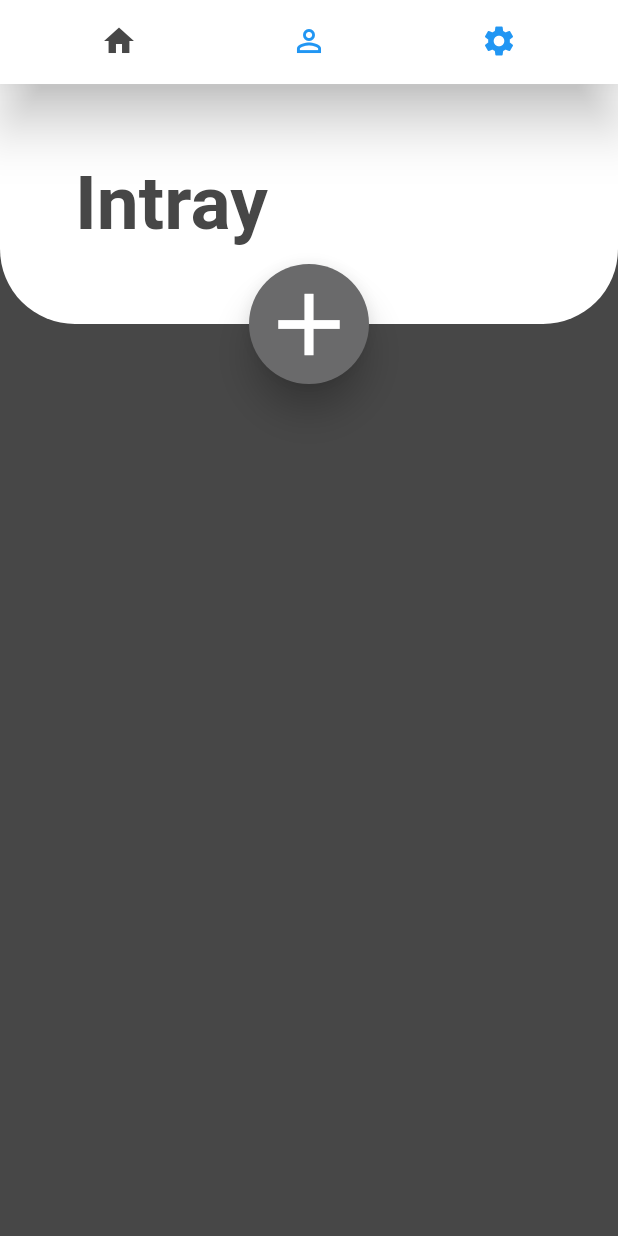
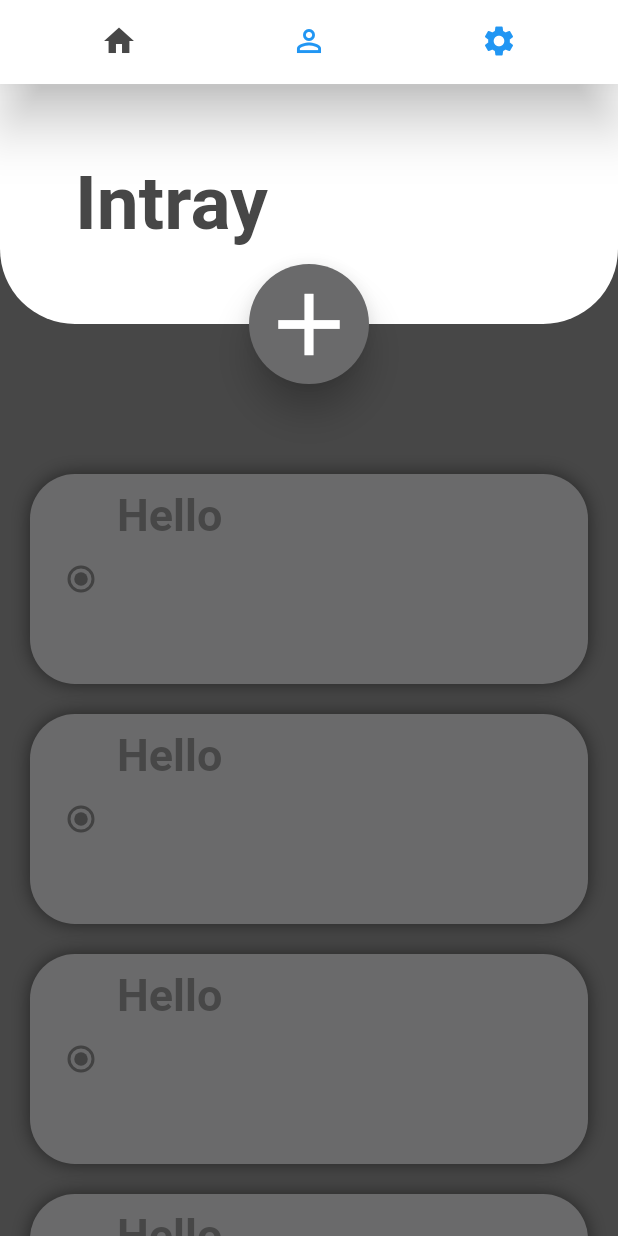
Before and after one commit to JoaoPedroVisconti/ToDoApp, a Flutter app: the screen it shows after launch, on a phone screen of 412 x 824 dp. Run offline on Flutter 3.47's test engine with Material 2 defaults, Android fonts, the phone set to English and light mode, and no system bars; Roboto replaces fonts that are missing (Comic Sans MS, ComicSansMS).

```diff
--- /dev/null
+++ b/App/todoapp/lib/UI/Intray/intray_page.dart
@@ -0,0 +1,30 @@
+import 'package:flutter/material.dart';
+import 'package:todoapp/models/global.dart';
+import 'package:todoapp/models/widget/intray_todo_widget.dart';
+
+class IntrayPage extends StatefulWidget {
+  @override
+  _IntrayPageState createState() => _IntrayPageState();
+}
+
+class _IntrayPageState extends State<IntrayPage> {
+
+  @override
+  Widget build(BuildContext context) {
+    return Container(
+      color: darkGreyColor,
+      child: ListView(
+        padding: EdgeInsets.only(top: 260),
+        children: getList(),
+      ),
+    );
+  }
+
+  List<Widget> getList(){
+    List<IntrayTodo> list = [];
+    for (int i = 0; i < 10; i++){
+      list.add(IntrayTodo(title: "Hello"));
+    }
+    return list;
+  }
+}
--- a/App/todoapp/lib/main.dart
+++ b/App/todoapp/lib/main.dart
@@ -1,5 +1,6 @@
 import 'package:flutter/material.dart';
-import 'models/global.dart';
+import 'package:todoapp/UI/Intray/intray_page.dart';
+import 'package:todoapp/models/global.dart';
 
 void main() => runApp(MyApp());
 
@@ -41,9 +42,7 @@ class _MyHomePageState extends State<MyHomePage> {
                 children:<Widget>[
                   TabBarView(
                     children: [
-                      new Container(
-                        color: darkGreyColor,
-                      ),
+                        IntrayPage(),
                       new Container(
                         color: Colors.lightGreen,
                       ),
@@ -76,7 +75,9 @@ class _MyHomePageState extends State<MyHomePage> {
                     margin: EdgeInsets.only(top: 120, left: MediaQuery.of(context).size.width*0.5 - 40),
                     child: FloatingActionButton(
                       elevation: 10,
-                      child: Icon(Icons.add, size: 70,),
+                      child: Icon(
+                        Icons.add, size: 70,
+                        ),
                       backgroundColor: lightGreyColor,
                       onPressed: () {},
                     ),
@@ -93,8 +94,9 @@ class _MyHomePageState extends State<MyHomePage> {
                     Tab(
                       icon: new Icon(Icons.perm_identity),
                     ),
-                    Tab(icon: new Icon(Icons.settings)
-                    ,)
+                    Tab(
+                      icon: new Icon(Icons.settings),
+                    ),
                   ],
                   labelColor: darkGreyColor,
                   unselectedLabelColor: Colors.blue,
--- a/App/todoapp/lib/models/global.dart
+++ b/App/todoapp/lib/models/global.dart
@@ -3,4 +3,16 @@ import 'package:flutter/material.dart';
 Color darkGreyColor = new Color(0xFF474747);
 Color lightGreyColor = new Color(0xFF6A6A6B);
 
-TextStyle intrayTitleStyle = new TextStyle(fontFamily: 'Comic Sans MS', fontWeight: FontWeight.bold, color: darkGreyColor, fontSize: 50);
+TextStyle intrayTitleStyle = new TextStyle(
+  fontFamily: 'Comic Sans MS',
+  fontWeight: FontWeight.bold,
+  color: darkGreyColor,
+  fontSize: 50
+);
+
+TextStyle darkTodoTitle = new TextStyle(
+  fontFamily: 'ComicSansMS',
+  fontWeight: FontWeight.bold,
+  color: darkGreyColor,
+  fontSize: 30
+);
--- /dev/null
+++ b/App/todoapp/lib/models/widget/intray_todo_widget.dart
@@ -0,0 +1,39 @@
+import 'package:flutter/material.dart';
+import 'package:todoapp/models/global.dart';
+
+
+class IntrayTodo extends StatelessWidget {
+  final String title;
+  IntrayTodo({this.title});
+  @override
+  Widget build(BuildContext context) {
+    return Container(
+      margin: EdgeInsets.only(bottom: 20, left: 20, right: 20),
+      padding: EdgeInsets.all(10),
+      height: 140,
+      decoration: BoxDecoration(
+        color: lightGreyColor,
+        borderRadius: BorderRadius.all(Radius.circular(30)),
+        boxShadow: [
+          new BoxShadow(
+            color: Colors.black.withOpacity(0.5),
+            blurRadius: 10,
+          ),
+        ],
+      ),
+      child: Row(
+        children: <Widget>[
+          Radio(
+
+          ),
+          Column(
+            children: <Widget>[
+              Text(title, style: darkTodoTitle,)
+            ],
+          )
+        ]
+      ),
+    );
+  }
+
+}
```
